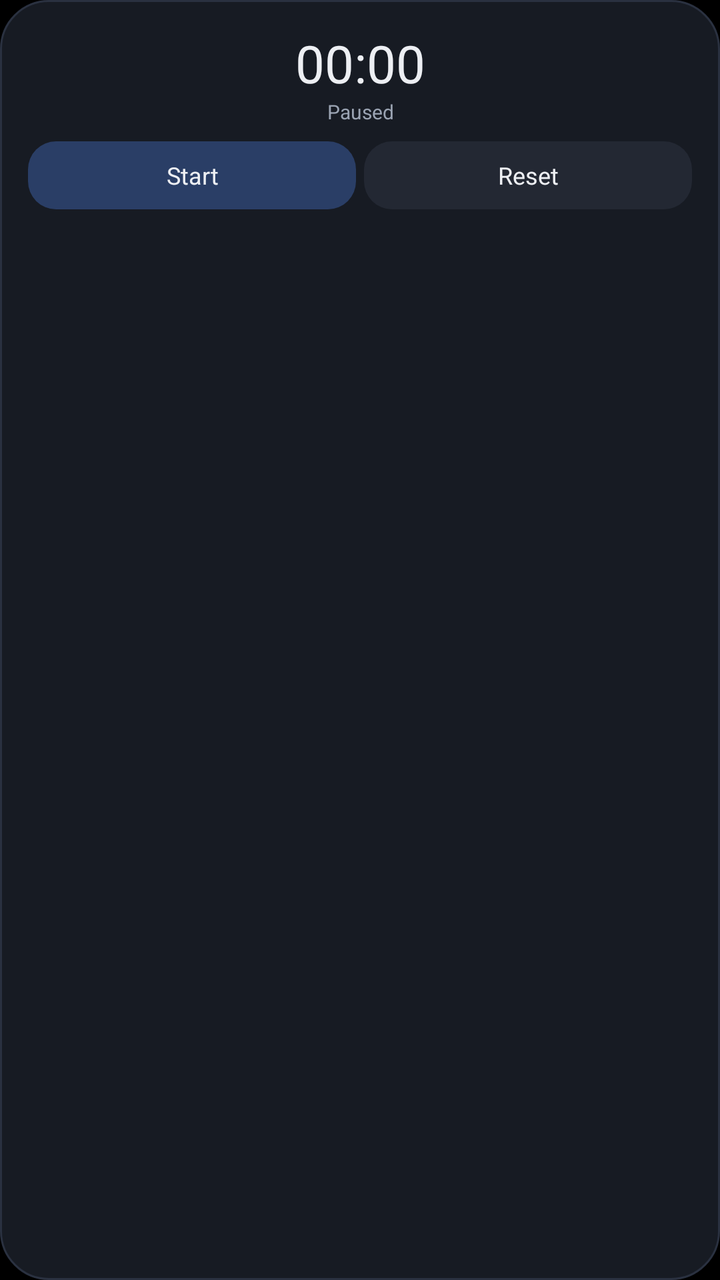
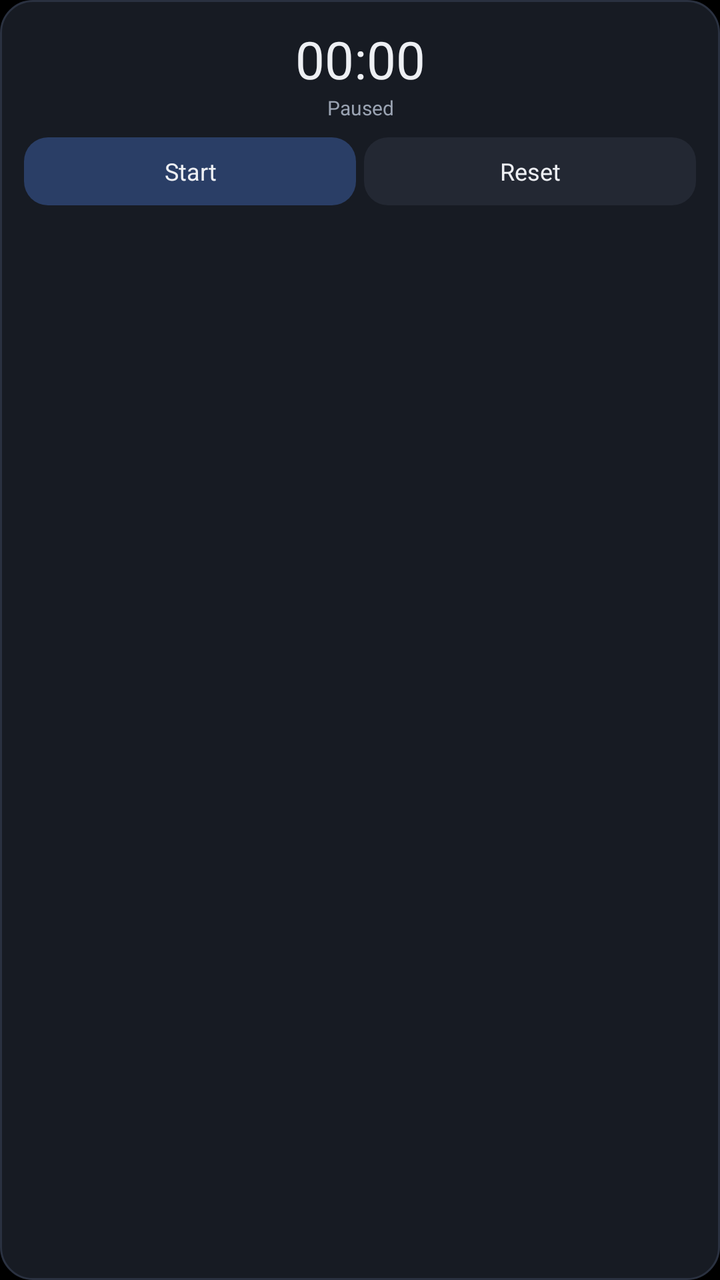

The first picture is an Android layout as it rendered before a commit; the second is the same layout after the commit. The layout source and the unified diff follow.
<!-- AndroidManifest.xml: application theme Theme.Chronos -->
<!-- res/layout/widget_stopwatch.xml -->
<?xml version="1.0" encoding="utf-8"?>
<LinearLayout xmlns:android="http://schemas.android.com/apk/res/android"
    android:id="@+id/widget_root"
    android:layout_width="match_parent"
    android:layout_height="match_parent"
    android:background="@drawable/widget_bg"
    android:orientation="vertical"
    android:padding="14dp">

    <Chronometer
        android:id="@+id/stopwatch_chrono"
        android:layout_width="match_parent"
        android:layout_height="wrap_content"
        android:textSize="26sp"
        android:textColor="#EDEFF3"
        android:gravity="center" />

    <TextView
        android:id="@+id/stopwatch_state"
        android:layout_width="match_parent"
        android:layout_height="wrap_content"
        android:text="Paused"
        android:textSize="10sp"
        android:textColor="#9AA3B2"
        android:gravity="center"
        android:layout_marginBottom="8dp" />

    <LinearLayout
        android:layout_width="match_parent"
        android:layout_height="wrap_content"
        android:orientation="horizontal">

        <TextView
            android:id="@+id/stopwatch_toggle"
            android:layout_width="0dp"
            android:layout_height="34dp"
            android:layout_weight="1"
            android:layout_marginEnd="4dp"
            android:background="@drawable/widget_button_accent"
            android:gravity="center"
            android:text="Start"
            android:textSize="12sp"
            android:textColor="#EDEFF3" />

        <TextView
            android:id="@+id/stopwatch_reset"
            android:layout_width="0dp"
            android:layout_height="34dp"
            android:layout_weight="1"
            android:background="@drawable/widget_button"
            android:gravity="center"
            android:text="Reset"
            android:textSize="12sp"
            android:textColor="#EDEFF3" />
    </LinearLayout>
</LinearLayout>
<!-- resources referenced by this layout -->
<resources>
  <!-- drawable widget_bg (drawable) -->
  <?xml version="1.0" encoding="utf-8"?>
  <shape xmlns:android="http://schemas.android.com/apk/res/android" android:shape="rectangle">
      <corners android:radius="24dp" />
      <solid android:color="#171B23" />
      <stroke android:width="1dp" android:color="#2A3140" />
  </shape>
  <!-- drawable widget_button (drawable) -->
  <?xml version="1.0" encoding="utf-8"?>
  <shape xmlns:android="http://schemas.android.com/apk/res/android" android:shape="rectangle">
      <corners android:radius="14dp" />
      <solid android:color="#232833" />
  </shape>
  <!-- drawable widget_button_accent (drawable) -->
  <?xml version="1.0" encoding="utf-8"?>
  <shape xmlns:android="http://schemas.android.com/apk/res/android" android:shape="rectangle">
      <corners android:radius="14dp" />
      <solid android:color="#2A3E66" />
  </shape>
  <style name="Theme.Chronos" parent="android:Theme.Material.NoActionBar">
          <item name="android:windowBackground">@android:color/black</item>
          <item name="android:statusBarColor">@android:color/transparent</item>
          <item name="android:navigationBarColor">@android:color/transparent</item>
          <item name="android:windowDrawsSystemBarBackgrounds">true</item>
      </style>
</resources>

<!-- the commit's change to res/layout/widget_stopwatch.xml (unified diff, before → after) -->
@@ -5,25 +5,26 @@
     android:layout_height="match_parent"
     android:background="@drawable/widget_bg"
     android:orientation="vertical"
-    android:padding="14dp">
+    android:padding="@dimen/widget_pad">
 
     <Chronometer
         android:id="@+id/stopwatch_chrono"
         android:layout_width="match_parent"
         android:layout_height="wrap_content"
         android:textSize="26sp"
-        android:textColor="#EDEFF3"
+        android:textColor="@color/widget_ink"
         android:gravity="center" />
 
     <TextView
         android:id="@+id/stopwatch_state"
         android:layout_width="match_parent"
         android:layout_height="wrap_content"
-        android:text="Paused"
+        android:text="@string/widget_state_paused"
         android:textSize="10sp"
-        android:textColor="#9AA3B2"
+        android:textColor="@color/widget_ink_muted"
         android:gravity="center"
-        android:layout_marginBottom="8dp" />
+        android:maxLines="1"
+        android:layout_marginBottom="@dimen/widget_pad_small" />
 
     <LinearLayout
         android:layout_width="match_parent"
@@ -33,24 +34,26 @@
         <TextView
             android:id="@+id/stopwatch_toggle"
             android:layout_width="0dp"
-            android:layout_height="34dp"
+            android:layout_height="@dimen/widget_button_height"
             android:layout_weight="1"
-            android:layout_marginEnd="4dp"
+            android:layout_marginEnd="@dimen/widget_gap"
             android:background="@drawable/widget_button_accent"
             android:gravity="center"
-            android:text="Start"
+            android:text="@string/widget_action_start"
             android:textSize="12sp"
-            android:textColor="#EDEFF3" />
+            android:maxLines="1"
+            android:textColor="@color/widget_ink" />
 
         <TextView
             android:id="@+id/stopwatch_reset"
             android:layout_width="0dp"
-            android:layout_height="34dp"
+            android:layout_height="@dimen/widget_button_height"
             android:layout_weight="1"
             android:background="@drawable/widget_button"
             android:gravity="center"
-            android:text="Reset"
+            android:text="@string/widget_action_reset"
             android:textSize="12sp"
-            android:textColor="#EDEFF3" />
+            android:maxLines="1"
+            android:textColor="@color/widget_ink" />
     </LinearLayout>
 </LinearLayout>
<!-- resource entries referenced after the edit -->
@@ -1,29 +1,40 @@
 <!-- resources referenced by this layout -->
 <resources>
+  <color name="widget_ink">#EDEFF3</color>
+  <color name="widget_ink_muted">#9AA3B2</color>
+  <dimen name="widget_button_height">34dp</dimen>
+  <dimen name="widget_gap">4dp</dimen>
+  <dimen name="widget_pad">12dp</dimen>
+  <dimen name="widget_pad_small">8dp</dimen>
   <!-- drawable widget_bg (drawable) -->
   <?xml version="1.0" encoding="utf-8"?>
   <shape xmlns:android="http://schemas.android.com/apk/res/android" android:shape="rectangle">
-      <corners android:radius="24dp" />
+      <corners android:radius="@dimen/widget_corner_radius" />
       <solid android:color="#171B23" />
       <stroke android:width="1dp" android:color="#2A3140" />
   </shape>
   <!-- drawable widget_button (drawable) -->
   <?xml version="1.0" encoding="utf-8"?>
   <shape xmlns:android="http://schemas.android.com/apk/res/android" android:shape="rectangle">
-      <corners android:radius="14dp" />
+      <corners android:radius="@dimen/widget_corner_radius_small" />
       <solid android:color="#232833" />
   </shape>
   <!-- drawable widget_button_accent (drawable) -->
   <?xml version="1.0" encoding="utf-8"?>
   <shape xmlns:android="http://schemas.android.com/apk/res/android" android:shape="rectangle">
-      <corners android:radius="14dp" />
+      <corners android:radius="@dimen/widget_corner_radius_small" />
       <solid android:color="#2A3E66" />
   </shape>
+  <string name="widget_action_reset">Reset</string>
+  <string name="widget_action_start">Start</string>
+  <string name="widget_state_paused">Paused</string>
   <style name="Theme.Chronos" parent="android:Theme.Material.NoActionBar">
           <item name="android:windowBackground">@android:color/black</item>
           <item name="android:statusBarColor">@android:color/transparent</item>
           <item name="android:navigationBarColor">@android:color/transparent</item>
           <item name="android:windowDrawsSystemBarBackgrounds">true</item>
       </style>
+  <dimen name="widget_corner_radius">16dp</dimen>
+  <dimen name="widget_corner_radius_small">12dp</dimen>
 </resources>
 
